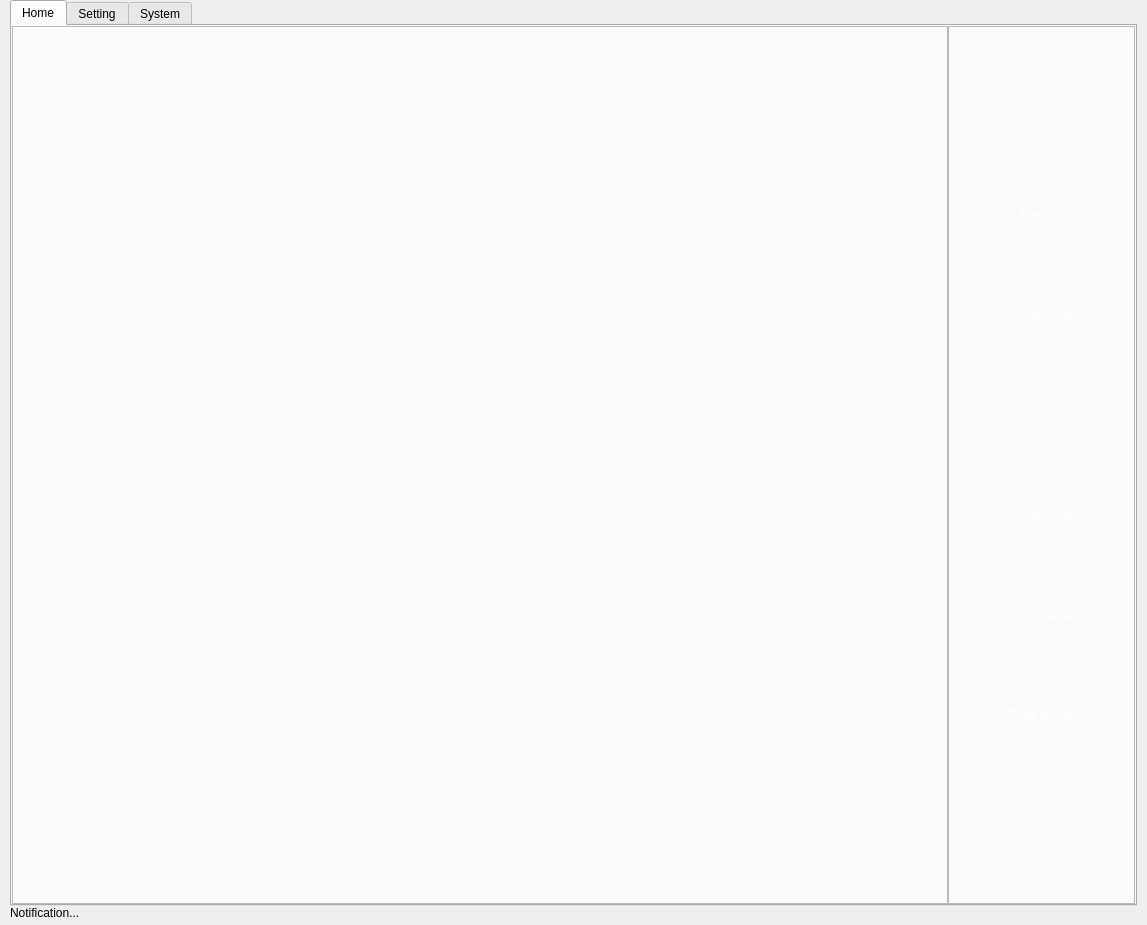
The window that qt5_ui/pps.ui (jacondv/intelijet_v2) describes before a commit, drawn with Qt 5.
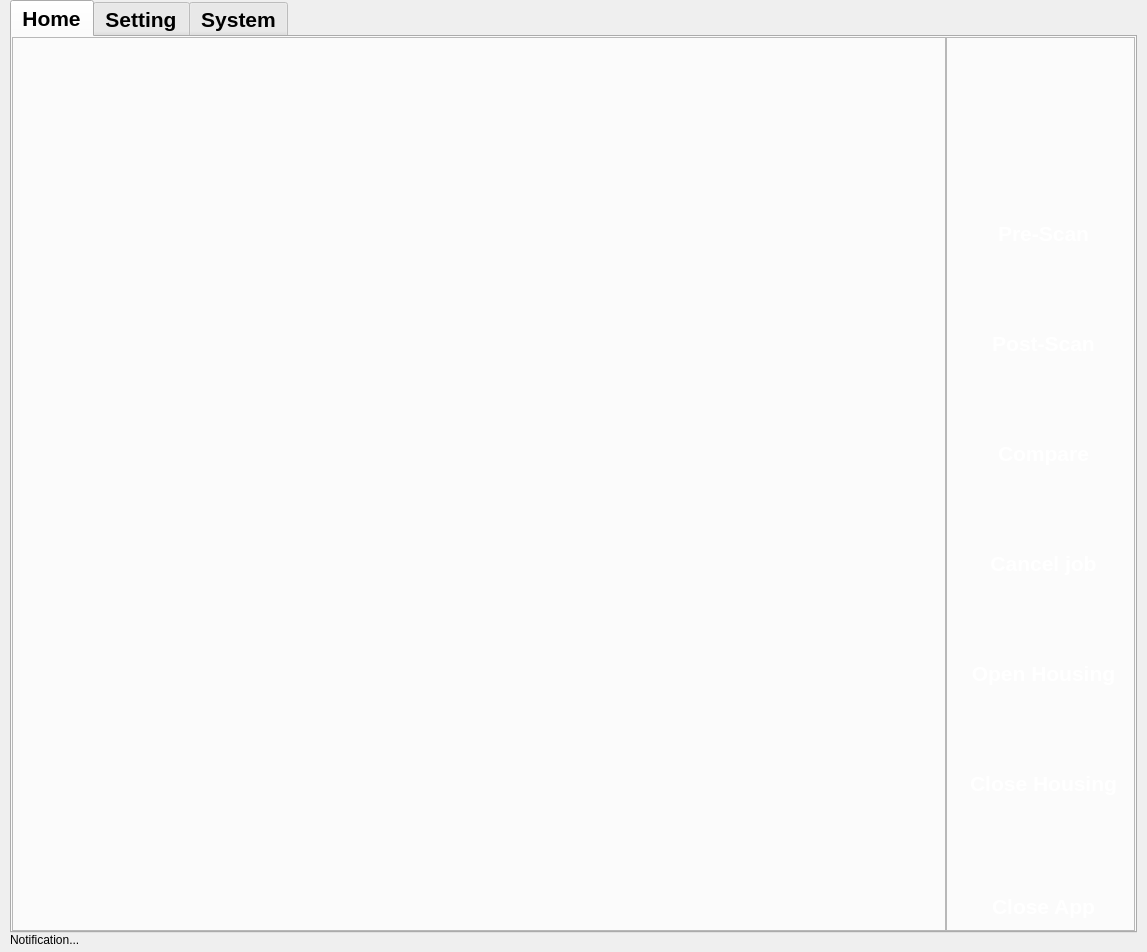
The same window after the commit. Icons and pictures are not drawn.

The edit to the form file:
```diff
--- a/qt5_ui/pps.ui
+++ b/qt5_ui/pps.ui
@@ -10,7 +10,7 @@
     <x>0</x>
     <y>0</y>
     <width>1147</width>
-    <height>925</height>
+    <height>952</height>
    </rect>
   </property>
   <property name="sizePolicy">
@@ -29,7 +29,13 @@
    <string>Jacon Intelijet</string>
   </property>
   <property name="styleSheet">
-   <string notr="true"/>
+   <string notr="true">QTabWidget {
+    font-family: &quot;Arial&quot;;
+    font-size: 16pt;
+    font-weight: bold; /* optional: normal, bold */
+
+}
+</string>
   </property>
   <layout class="QGridLayout" name="gridLayout">
    <property name="leftMargin">
@@ -146,7 +152,13 @@
             </sizepolicy>
            </property>
            <property name="styleSheet">
-            <string notr="true"/>
+            <string notr="true">QPushButton {
+    font-family: &quot;Arial&quot;;
+    font-size: 16pt;
+    font-weight: bold; /* optional: normal, bold */
+
+}
+</string>
            </property>
            <property name="frameShape">
             <enum>QFrame::StyledPanel</enum>
@@ -159,7 +171,7 @@
              <set>Qt::AlignHCenter|Qt::AlignTop</set>
             </property>
             <property name="verticalSpacing">
-             <number>20</number>
+             <number>10</number>
             </property>
             <property name="leftMargin">
              <number>5</number>
@@ -181,10 +193,16 @@
                 <verstretch>0</verstretch>
                </sizepolicy>
               </property>
+              <property name="minimumSize">
+               <size>
+                <width>0</width>
+                <height>130</height>
+               </size>
+              </property>
               <property name="maximumSize">
                <size>
                 <width>300</width>
-                <height>150</height>
+                <height>130</height>
                </size>
               </property>
               <property name="baseSize">
@@ -215,7 +233,7 @@
               <property name="minimumSize">
                <size>
                 <width>0</width>
-                <height>80</height>
+                <height>100</height>
                </size>
               </property>
               <property name="styleSheet">
@@ -251,7 +269,7 @@
               <property name="minimumSize">
                <size>
                 <width>0</width>
-                <height>80</height>
+                <height>100</height>
                </size>
               </property>
               <property name="styleSheet">
@@ -287,7 +305,7 @@
               <property name="minimumSize">
                <size>
                 <width>0</width>
-                <height>80</height>
+                <height>100</height>
                </size>
               </property>
               <property name="styleSheet">
@@ -323,7 +341,7 @@
               <property name="minimumSize">
                <size>
                 <width>0</width>
-                <height>80</height>
+                <height>100</height>
                </size>
               </property>
               <property name="autoFillBackground">
@@ -362,7 +380,7 @@
               <property name="minimumSize">
                <size>
                 <width>0</width>
-                <height>80</height>
+                <height>100</height>
                </size>
               </property>
               <property name="styleSheet">
@@ -398,7 +416,7 @@
               <property name="minimumSize">
                <size>
                 <width>0</width>
-                <height>80</height>
+                <height>100</height>
                </size>
               </property>
               <property name="styleSheet">
@@ -442,6 +460,36 @@
               </property>
              </spacer>
             </item>
+            <item row="8" column="1">
+             <widget class="QPushButton" name="btnShutdown">
+              <property name="styleSheet">
+               <string notr="true">QPushButton {
+    border-radius: 10px; /* bo góc */
+    color: white;
+    padding: 6px 12px;
+    border: none;
+    background: qlineargradient(x1:0, y1:0, x2:0, y2:1,
+                                stop:0 #e77f67, stop:1 #e15f41); /* gradient xanh */
+}
+
+QPushButton:hover {
+    background: qlineargradient(x1:0, y1:0, x2:0, y2:1,
+                                stop:0 #e77f67, stop:1 #e15f41); 
+}
+
+QPushButton:pressed {
+    background: qlineargradient(x1:0, y1:0, x2:0, y2:1,
+                                stop:0 #e77f67, stop:1 #e15f41); 
+    padding-left: 4px;  /* tạo cảm giác nhấn sâu */
+    padding-top: 4px;
+}
+</string>
+              </property>
+              <property name="text">
+               <string>Close App</string>
+              </property>
+             </widget>
+            </item>
            </layout>
           </widget>
          </item>
```
